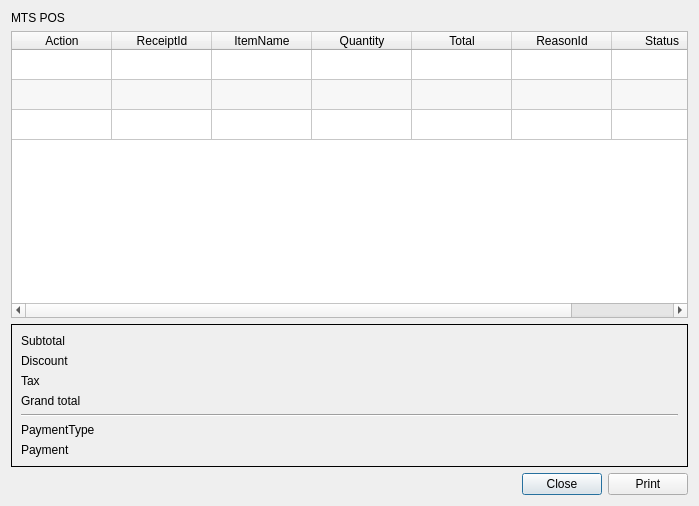
This is app/views/templates/ViewReceipt.ui in rondalefloyd/mts-pos as Qt 5 draws it before an edit. The edited form follows.
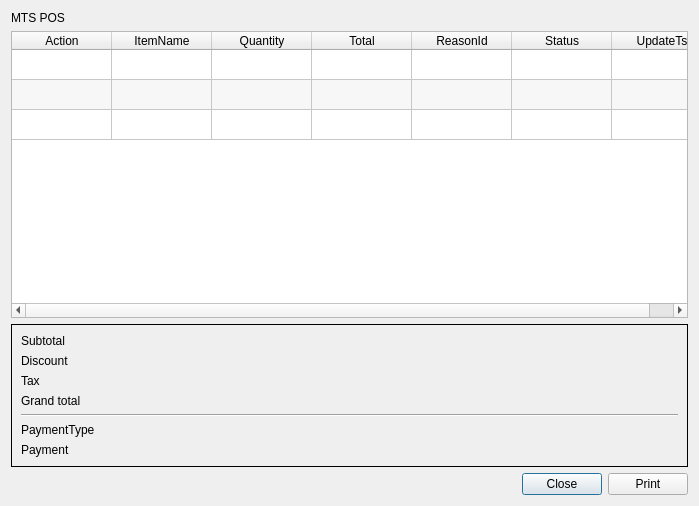
This is the edited form.

What changed in the file:
```diff
--- a/app/views/templates/ViewReceipt.ui
+++ b/app/views/templates/ViewReceipt.ui
@@ -73,11 +73,6 @@
        <string>Action</string>
       </property>
      </column>
-     <column>
-      <property name="text">
-       <string>ReceiptId</string>
-      </property>
-     </column>
      <column>
       <property name="text">
        <string>ItemName</string>
```
Left out of the diff: 2 changed lines with no effect on the pictures.
